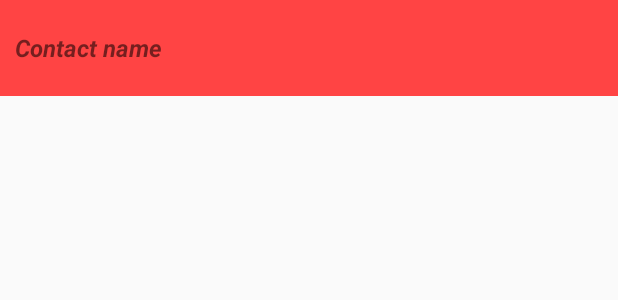
After one commit to N-plat/android-app, an Android app: the layout contact_new_message.xml on its own in the app's theme, with its tools: preview values and no code run, on a phone screen of 412 x 824 dp. The commit adds this screen. Shown: the top 300 px of the screen. Run offline under Robolectric (Android 15) with nearby library versions, the phone set to English and light mode, and no system bars.

Commit message:
add notifications for new messages in contacts activity

```diff
--- /dev/null
+++ b/app/src/main/res/layout/contact_new_message.xml
@@ -0,0 +1,21 @@
+<?xml version="1.0" encoding="utf-8"?>
+<RelativeLayout xmlns:android="http://schemas.android.com/apk/res/android"
+    xmlns:tools="http://schemas.android.com/tools"
+    android:layout_width="fill_parent"
+    android:layout_height="?android:attr/listPreferredItemHeight"
+    android:background="@android:color/holo_red_light"
+    android:gravity="center"
+    android:orientation="vertical"
+    android:padding="10dp">
+
+
+    <TextView
+        android:id="@+id/contact"
+        android:layout_width="fill_parent"
+        android:layout_height="wrap_content"
+        android:background="@android:color/holo_red_light"
+        android:text="Contact name"
+        android:textSize="16sp"
+        android:textStyle="bold|italic" />
+
+</RelativeLayout>
```
Also changed, not shown: app/src/main/java/com/example/amlevin/chat/ContactArrayAdapter.java (+12 -2 lines), app/src/main/java/com/example/amlevin/chat/Contacts.java (+14 -0 lines).
